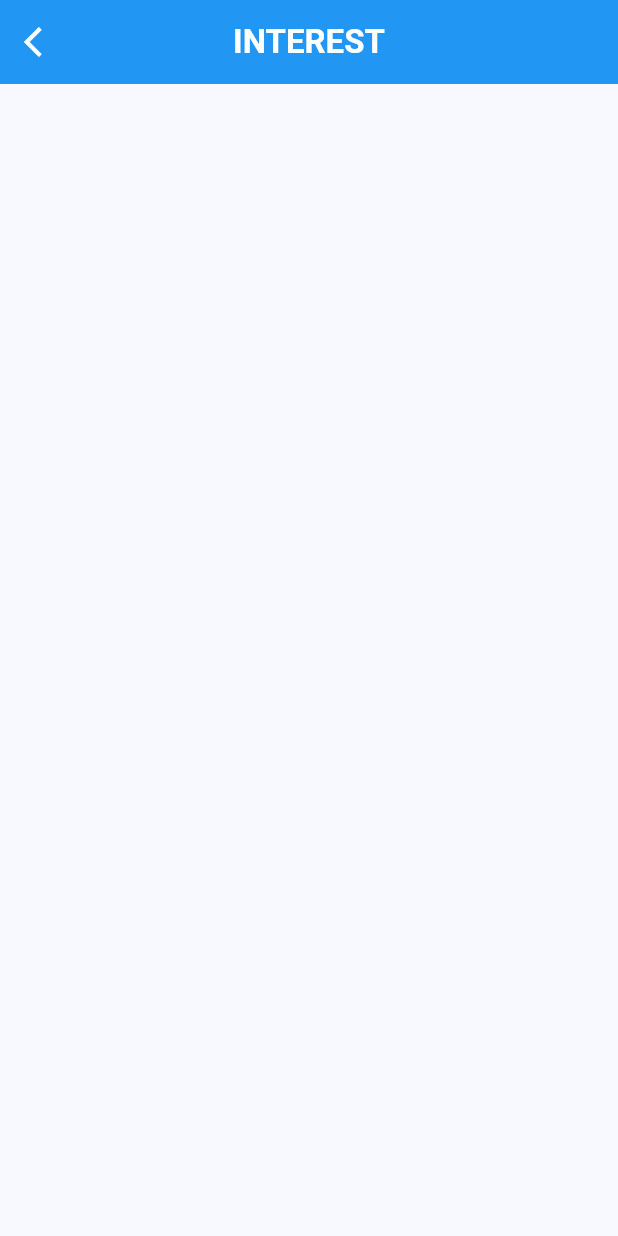
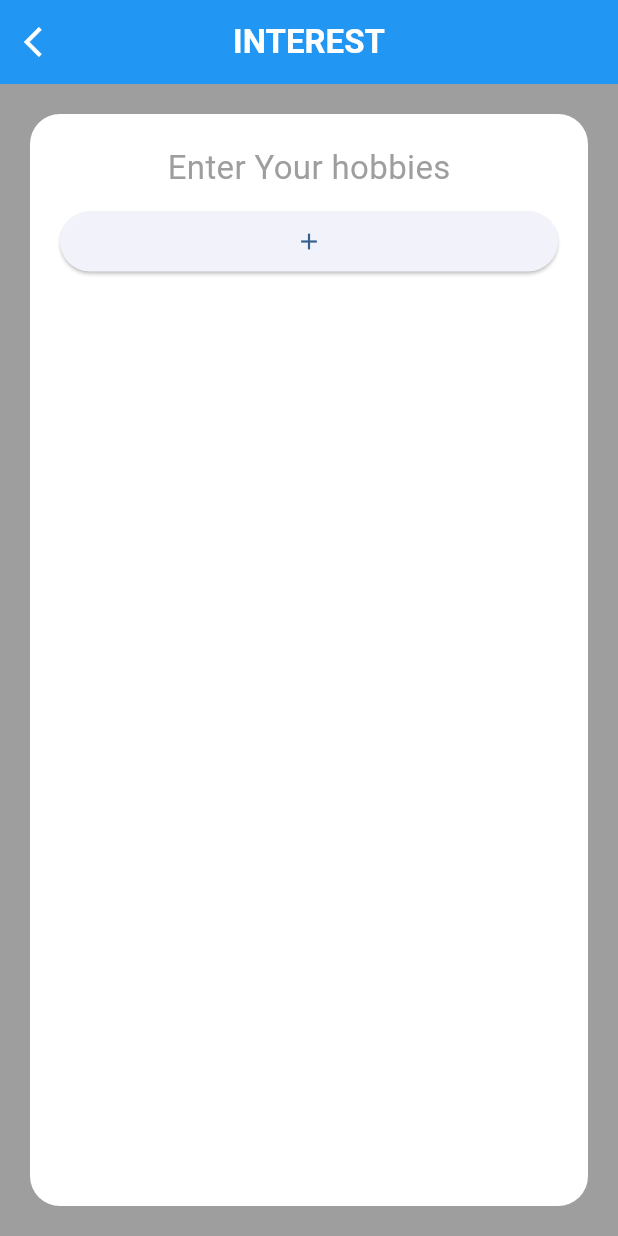
Before and after one commit to rahulmali2004/resume_pr, a Flutter app: the interestpage screen opened by its route, on a phone screen of 412 x 824 dp. Run offline on Flutter 3.47's test engine with Material 2 defaults, Android fonts, the light colour scheme and no system bars; our stand-ins replace image_picker, pdf, printing; missing offline and left inert: dart:ffi; accounts and stored records are empty.

Commit message:
RM 26/04/23 hobbies page

```diff
--- a/lib/modals/globals_page.dart
+++ b/lib/modals/globals_page.dart
@@ -10,8 +10,7 @@ class Global {
 
   static File? image;
 
-
-
   static List<String> techanical = [];
+  static List<String> hobbies = [];
   static List<String> achiev = [];
 }
--- a/lib/views/scrrens/Interestpage.dart
+++ b/lib/views/scrrens/Interestpage.dart
@@ -1,5 +1,6 @@
 import 'package:flutter/material.dart';
 
+import '../../modals/globals_page.dart';
 import '../components/iconbackpage.dart';
 
 class interestpage extends StatefulWidget {
@@ -26,6 +27,73 @@ class _interestpageState extends State<interestpage> {
         centerTitle: true,
         backgroundColor: Colors.blue,
       ),
+      body: Padding(
+        padding: const EdgeInsets.all(20),
+        child: Container(
+          decoration: BoxDecoration(
+            color: Colors.white,
+            borderRadius: BorderRadius.circular(20),
+          ),
+          alignment: Alignment.topLeft,
+          child: Padding(
+            padding: const EdgeInsets.all(20),
+            child: Column(
+              mainAxisSize: MainAxisSize.min,
+              children: [
+                Align(
+                  alignment: Alignment.center,
+                  child: Text(
+                    "Enter Your hobbies",
+                    style: TextStyle(
+                      color: Colors.grey.shade500,
+                      fontSize: 22,
+                    ),
+                  ),
+                ),
+                ...Global.hobbies
+                    .map(
+                      (e) => Row(
+                        children: [
+                          Expanded(
+                            child: TextField(
+                              decoration: InputDecoration(
+                                hintText: "Hobbies Name",
+                                hintStyle: TextStyle(
+                                  fontSize: 18,
+                                ),
+                              ),
+                              onChanged: (val) {},
+                            ),
+                          ),
+                          IconButton(
+                              onPressed: () {
+                                setState(() {});
+                              },
+                              icon: Icon(Icons.delete))
+                        ],
+                      ),
+                    )
+                    .toList(),
+                SizedBox(
+                  height: 10,
+                ),
+                SizedBox(
+                  width: double.infinity,
+                  child: ElevatedButton(
+                    onPressed: () {
+                      setState(() {
+                        Global.hobbies.add("");
+                      });
+                    },
+                    child: Icon(Icons.add),
+                  ),
+                ),
+              ],
+            ),
+          ),
+        ),
+      ),
+      backgroundColor: Colors.grey,
     );
   }
 }
```
